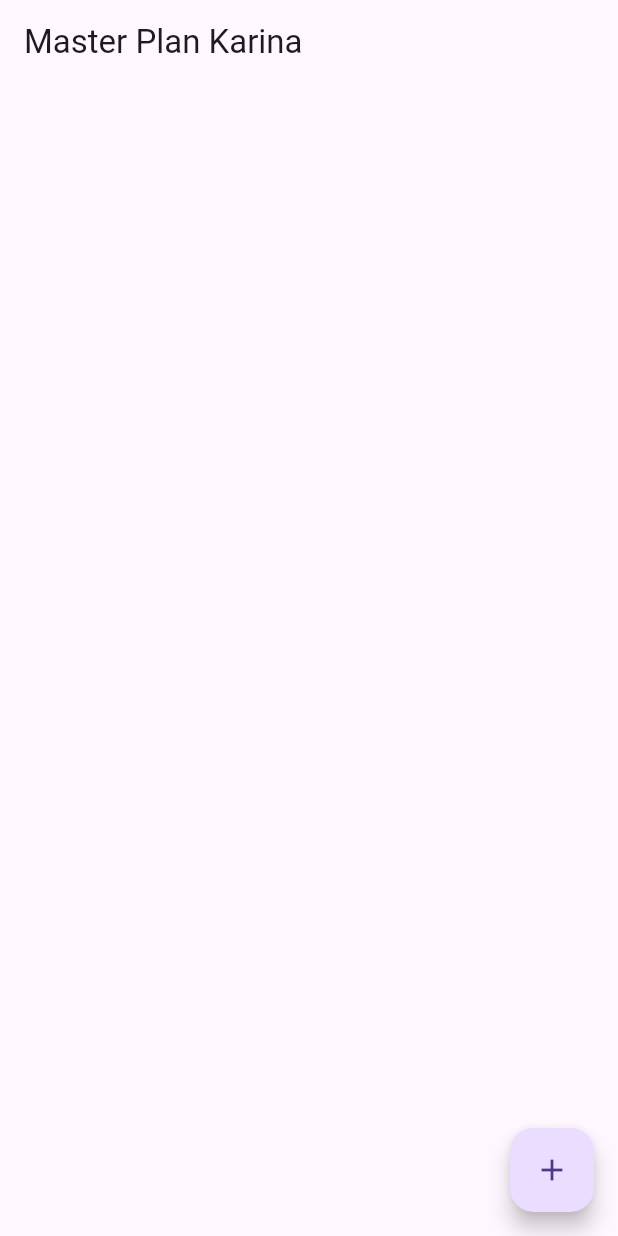
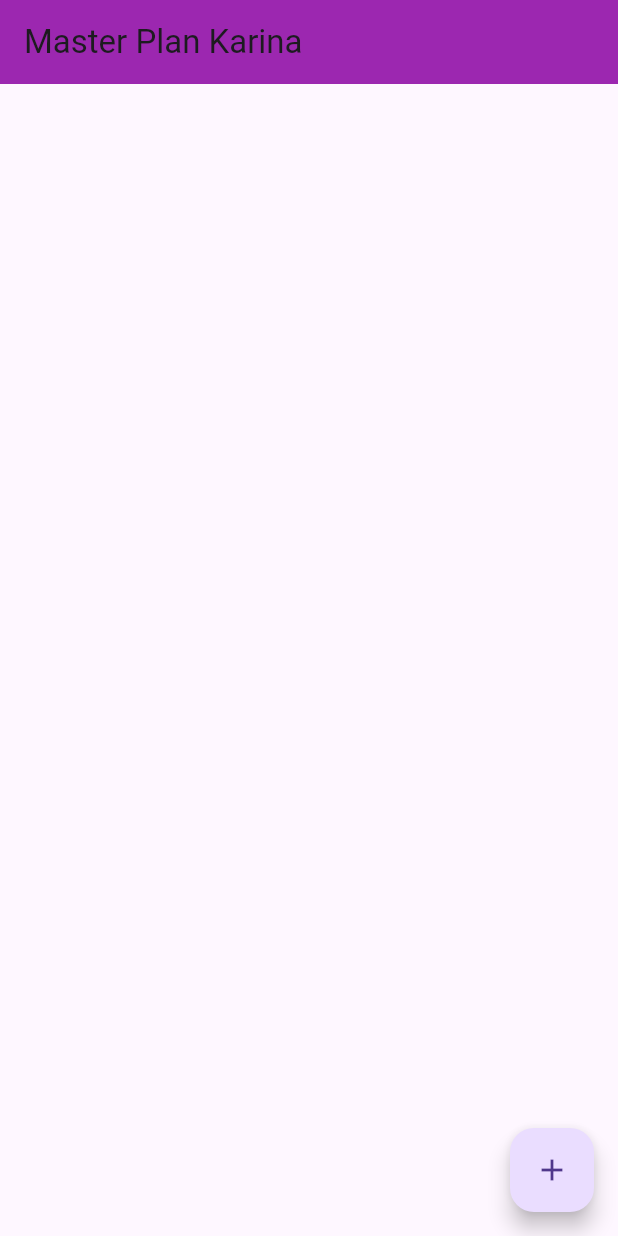
Before and after one commit to karinaika/PemrogramanMobile, a Flutter app: the screen it shows after launch, on a phone screen of 412 x 824 dp. Run offline on Flutter 3.47's test engine with Material 3 defaults, Android fonts, the phone set to English and light mode, and no system bars; our stand-ins replace auto_size_text, camera, flutter_tts; missing offline and left inert: google_mlkit_text_recognition.

Commit message:
Langkah 14: Hasil

```diff
--- a/master_plan/lib/views/plan_screen.dart
+++ b/master_plan/lib/views/plan_screen.dart
@@ -32,7 +32,9 @@ class _PlanScreenState extends State<PlanScreen> {
   Widget build(BuildContext context) {
     return Scaffold(
       // ganti ‘Namaku' dengan Nama panggilan Anda
-      appBar: AppBar(title: const Text('Master Plan Karina')),
+      appBar: AppBar(
+        title: const Text('Master Plan Karina'),
+        backgroundColor: Colors.purple, ),
       body: _buildList(),
       floatingActionButton: _buildAddTaskButton(),
     );
```
